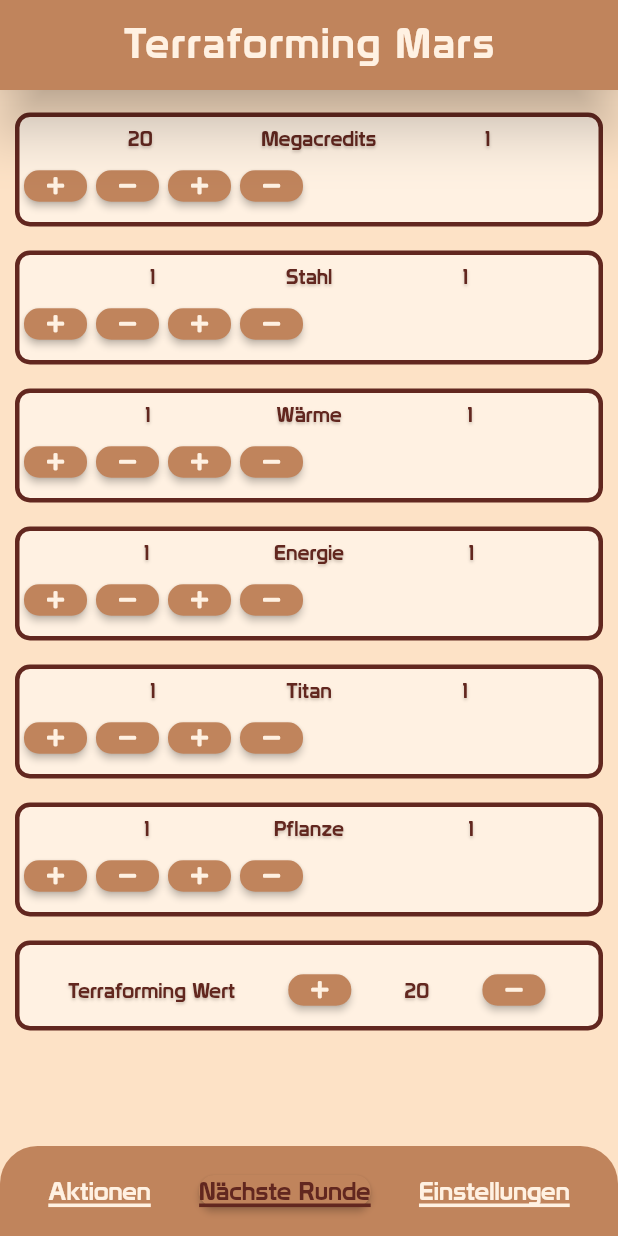
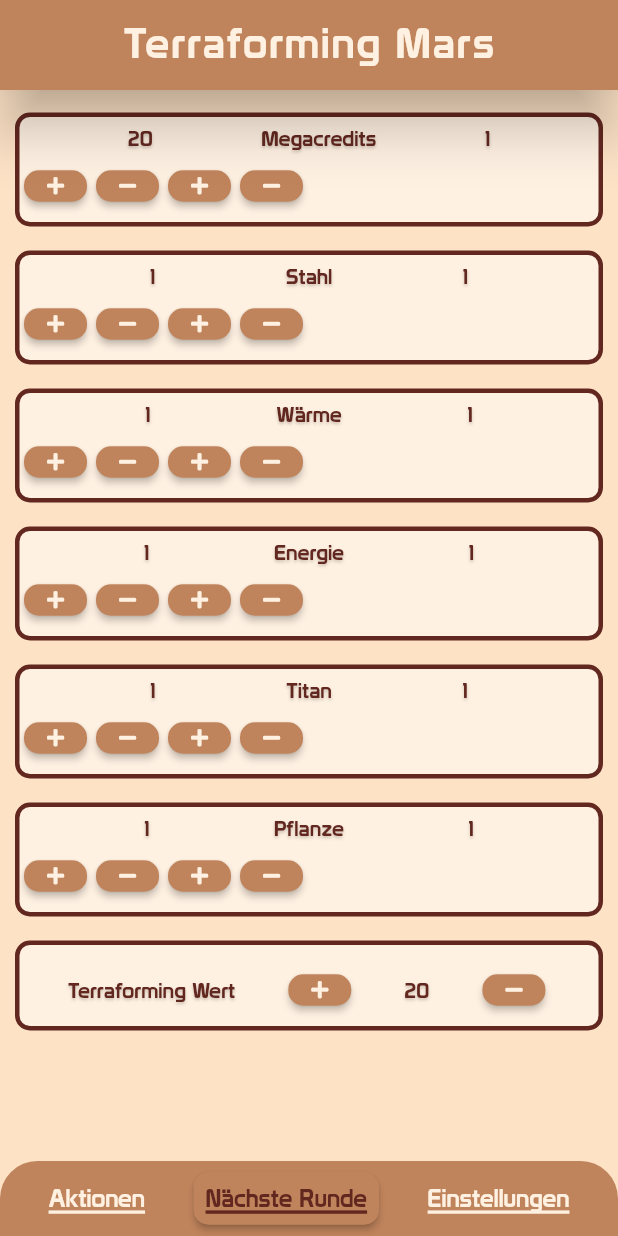
Before and after one commit to Mavv3006/TerraformingMars, a Flutter app: the screen it shows after launch, on a phone screen of 412 x 824 dp. Run offline on Flutter 3.47's test engine with Material 2 defaults, Android fonts, the phone set to English and light mode, and no system bars; our stand-ins replace font_awesome_flutter.

```diff
--- a/lib/layout/mainLayout.dart
+++ b/lib/layout/mainLayout.dart
@@ -14,7 +14,7 @@ class _MainLayoutState extends State<MainLayout> {
   final Radius _radius = Radius.circular(25);
   final Color _selectedColor = AppColors.accentColor;
   final Color _unselectedColor = AppColors.secondaryLight;
-  final double _bottomNavBarFontSize = 17;
+  final double _bottomNavBarFontSize = 16;
   final double _titleFontSize = 28;
 
   Color _ressourceColor;
@@ -49,22 +49,9 @@ class _MainLayoutState extends State<MainLayout> {
           ),
         ),
       ),
-      body: MultiProvider(
-        providers: [
-          ChangeNotifierProvider(create: (_) => RessourceDataModel()),
-          ChangeNotifierProvider(create: (_) => Steel()),
-          ChangeNotifierProvider(create: (_) => Titan()),
-          ChangeNotifierProvider(create: (_) => Crop()),
-          ChangeNotifierProvider(
-              create: (_) => Heat(RessourceDataModel.energy)),
-          ChangeNotifierProvider<MegaCredits>(
-            create: (_) => MegaCredits(RessourceDataModel.terraFormingValue),
-          ),
-        ],
-        child: RessourceLayout(),
-      ),
+      body: RessourceLayout(),
       bottomNavigationBar: Container(
-        height: 60,
+        height: 50,
         decoration: BoxDecoration(
           color: AppColors.primaryColor,
           borderRadius: BorderRadius.only(
@@ -83,6 +70,8 @@ class _MainLayoutState extends State<MainLayout> {
                       decorationThickness: 7,
                     )),
             RaisedButton(
+              child: Padding(
+                padding: const EdgeInsets.all(8.0),
                 child: Text(
                   "Nächste Runde",
                   style: Theme.of(context).textTheme.title.copyWith(
@@ -92,13 +81,15 @@ class _MainLayoutState extends State<MainLayout> {
                         decorationThickness: 7,
                       ),
                 ),
+              ),
               onPressed: () {
-                Provider.of<Heat>(context).nextRound();
-                Provider.of<RessourceDataModel>(context).nextRound();
-                Provider.of<MegaCredits>(context).nextRound();
-                Provider.of<Titan>(context).nextRound();
-                Provider.of<Steel>(context).nextRound();
-                Provider.of<Crop>(context).nextRound();
+                Provider.of<Crop>(context, listen: false).nextRound();
+                  Provider.of<Heat>(context, listen: false).nextRound();
+                  Provider.of<RessourceDataModel>(context, listen: false)
+                      .nextRound();
+                  Provider.of<MegaCredits>(context, listen: false).nextRound();
+                  Provider.of<Titan>(context, listen: false).nextRound();
+                  Provider.of<Steel>(context, listen: false).nextRound();
               },
             ),
             Text(
--- a/lib/main.dart
+++ b/lib/main.dart
@@ -1,7 +1,11 @@
 import 'package:flutter/material.dart';
+import 'package:provider/provider.dart';
 import 'package:terraforming_mars/layout/mainLayout.dart';
 import 'package:terraforming_mars/theme/button.dart';
 import 'package:terraforming_mars/theme/colors.dart';
+
+import 'models/ressourceDataModel.dart';
+import 'models/terraformingValueData.dart';
 
 void main() => runApp(MyApp());
 
@@ -14,10 +18,20 @@ class MyApp extends StatelessWidget {
         fontFamily: 'Prototype',
 //        disabledColor: AppColors.disabledButtonColor,
         buttonTheme: globalButtonTheme,
-
       ),
       debugShowCheckedModeBanner: false,
-      home: MainLayout(),
+      home: MultiProvider(providers: [
+        ChangeNotifierProvider<RessourceDataModel>(
+            create: (_) => RessourceDataModel()),
+        ChangeNotifierProvider<Steel>(create: (_) => Steel()),
+        ChangeNotifierProvider<Titan>(create: (_) => Titan()),
+        ChangeNotifierProvider<Crop>(create: (_) => Crop()),
+        ChangeNotifierProvider<Heat>(
+            create: (_) => Heat(RessourceDataModel.energy)),
+        ChangeNotifierProvider<MegaCredits>(
+          create: (_) => MegaCredits(RessourceDataModel.terraFormingValue),
+        ),
+      ], child: MainLayout()),
     );
   }
 }
--- a/lib/models/terraformingValueData.dart
+++ b/lib/models/terraformingValueData.dart
@@ -108,6 +108,7 @@ class Energy extends RessourceValue {
   @override
   void nextRound() {
     _value = _production;
+    notifyListeners();
   }
 }
 
@@ -116,8 +117,8 @@ class MegaCredits extends RessourceValue {
 
   MegaCredits(this.terraformingValue)
       : super.startBy(
-      title: "Megacredits",
-      startBy: RessourceDataModel.megacreditDefaultValue);
+            title: "Megacredits",
+            startBy: RessourceDataModel.megacreditDefaultValue);
 
   @override
   void nextRound() {
```
Also changed, not shown: lib/models/ressourceDataModel.dart (line endings or trailing spaces). Lines whose indentation alone changed are shown as unchanged.
